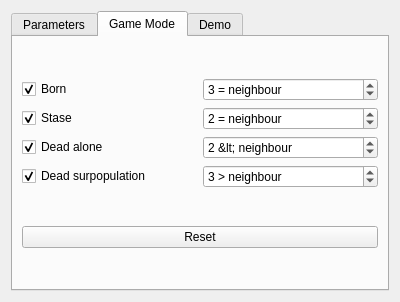
This is parametersdialog.ui in Kyross/GoL as Qt 5 draws it before an edit. The edited form follows.
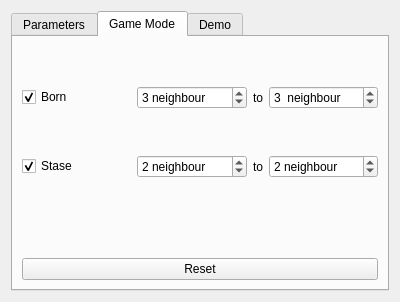
This is the edited form. The open tabs and pages were chosen to show the change. Icons and pictures are not drawn.

Commit message: added game mode

Patch:
```diff
--- a/parametersdialog.ui
+++ b/parametersdialog.ui
@@ -191,65 +191,18 @@
          <string>Game Mode</string>
         </attribute>
         <layout class="QGridLayout" name="gridLayout_7">
+         <item row="2" column="0">
+          <widget class="QPushButton" name="reset_mode_pushButton">
+           <property name="text">
+            <string>Reset</string>
+           </property>
+           <property name="autoDefault">
+            <bool>false</bool>
+           </property>
+          </widget>
+         </item>
          <item row="0" column="0">
           <layout class="QGridLayout" name="gridLayout_6">
-           <item row="3" column="0">
-            <layout class="QHBoxLayout" name="horizontalLayout_3">
-             <item>
-              <widget class="QCheckBox" name="stase_checkBox">
-               <property name="text">
-                <string>Stase</string>
-               </property>
-               <property name="checked">
-                <bool>true</bool>
-               </property>
-              </widget>
-             </item>
-             <item>
-              <widget class="QSpinBox" name="stase_spinBox">
-               <property name="suffix">
-                <string> = neighbour</string>
-               </property>
-               <property name="maximum">
-                <number>9</number>
-               </property>
-               <property name="value">
-                <number>2</number>
-               </property>
-              </widget>
-             </item>
-            </layout>
-           </item>
-           <item row="4" column="0">
-            <layout class="QHBoxLayout" name="horizontalLayout_10">
-             <item>
-              <widget class="QCheckBox" name="dead_checkBox">
-               <property name="text">
-                <string>Dead alone</string>
-               </property>
-               <property name="checked">
-                <bool>true</bool>
-               </property>
-              </widget>
-             </item>
-             <item>
-              <widget class="QSpinBox" name="dead_alone_spinBox">
-               <property name="suffix">
-                <string> &lt; neighbour</string>
-               </property>
-               <property name="prefix">
-                <string/>
-               </property>
-               <property name="maximum">
-                <number>9</number>
-               </property>
-               <property name="value">
-                <number>2</number>
-               </property>
-              </widget>
-             </item>
-            </layout>
-           </item>
            <item row="2" column="0">
             <layout class="QHBoxLayout" name="horizontalLayout_5">
              <item>
@@ -268,7 +221,33 @@
              <item>
               <widget class="QSpinBox" name="born_spinBox">
                <property name="suffix">
-                <string> = neighbour</string>
+                <string> neighbour</string>
+               </property>
+               <property name="maximum">
+                <number>9</number>
+               </property>
+               <property name="value">
+                <number>3</number>
+               </property>
+              </widget>
+             </item>
+             <item>
+              <widget class="QLabel" name="label_5">
+               <property name="maximumSize">
+                <size>
+                 <width>10</width>
+                 <height>16777215</height>
+                </size>
+               </property>
+               <property name="text">
+                <string>to</string>
+               </property>
+              </widget>
+             </item>
+             <item>
+              <widget class="QSpinBox" name="born_max_spinBox">
+               <property name="suffix">
+                <string>  neighbour</string>
                </property>
                <property name="maximum">
                 <number>9</number>
@@ -280,12 +259,12 @@
              </item>
             </layout>
            </item>
-           <item row="5" column="0">
-            <layout class="QHBoxLayout" name="horizontalLayout_11">
+           <item row="4" column="0">
+            <layout class="QHBoxLayout" name="horizontalLayout_3">
              <item>
-              <widget class="QCheckBox" name="checkBox">
+              <widget class="QCheckBox" name="stase_checkBox">
                <property name="text">
-                <string>Dead surpopulation</string>
+                <string>Stase</string>
                </property>
                <property name="checked">
                 <bool>true</bool>
@@ -293,31 +272,92 @@
               </widget>
              </item>
              <item>
-              <widget class="QSpinBox" name="dead_surpopulation_spinBox">
+              <widget class="QSpinBox" name="stase_min_spinBox">
                <property name="suffix">
-                <string> &gt; neighbour</string>
+                <string> neighbour</string>
                </property>
                <property name="maximum">
                 <number>9</number>
                </property>
                <property name="value">
-                <number>3</number>
+                <number>2</number>
+               </property>
+              </widget>
+             </item>
+             <item>
+              <widget class="QLabel" name="label_6">
+               <property name="minimumSize">
+                <size>
+                 <width>10</width>
+                 <height>0</height>
+                </size>
+               </property>
+               <property name="maximumSize">
+                <size>
+                 <width>10</width>
+                 <height>16777215</height>
+                </size>
+               </property>
+               <property name="text">
+                <string>to</string>
+               </property>
+              </widget>
+             </item>
+             <item>
+              <widget class="QSpinBox" name="stase_max_spinBox">
+               <property name="suffix">
+                <string> neighbour</string>
+               </property>
+               <property name="maximum">
+                <number>9</number>
+               </property>
+               <property name="value">
+                <number>2</number>
                </property>
               </widget>
              </item>
             </layout>
            </item>
+           <item row="3" column="0">
+            <spacer name="verticalSpacer_10">
+             <property name="orientation">
+              <enum>Qt::Vertical</enum>
+             </property>
+             <property name="sizeHint" stdset="0">
+              <size>
+               <width>20</width>
+               <height>40</height>
+              </size>
+             </property>
+            </spacer>
+           </item>
+           <item row="0" column="0">
+            <spacer name="verticalSpacer_11">
+             <property name="orientation">
+              <enum>Qt::Vertical</enum>
+             </property>
+             <property name="sizeHint" stdset="0">
+              <size>
+               <width>20</width>
+               <height>40</height>
+              </size>
+             </property>
+            </spacer>
+           </item>
           </layout>
          </item>
          <item row="1" column="0">
-          <widget class="QPushButton" name="reset_mode_pushButton">
-           <property name="text">
-            <string>Reset</string>
+          <spacer name="verticalSpacer_9">
+           <property name="orientation">
+            <enum>Qt::Vertical</enum>
            </property>
-           <property name="autoDefault">
-            <bool>false</bool>
+           <property name="sizeHint" stdset="0">
+            <size>
+             <width>20</width>
+             <height>40</height>
+            </size>
            </property>
-          </widget>
+          </spacer>
          </item>
         </layout>
        </widget>
```
Left out of the diff: 109 changed lines with no effect on the pictures. The commit also changes 32 other files.
